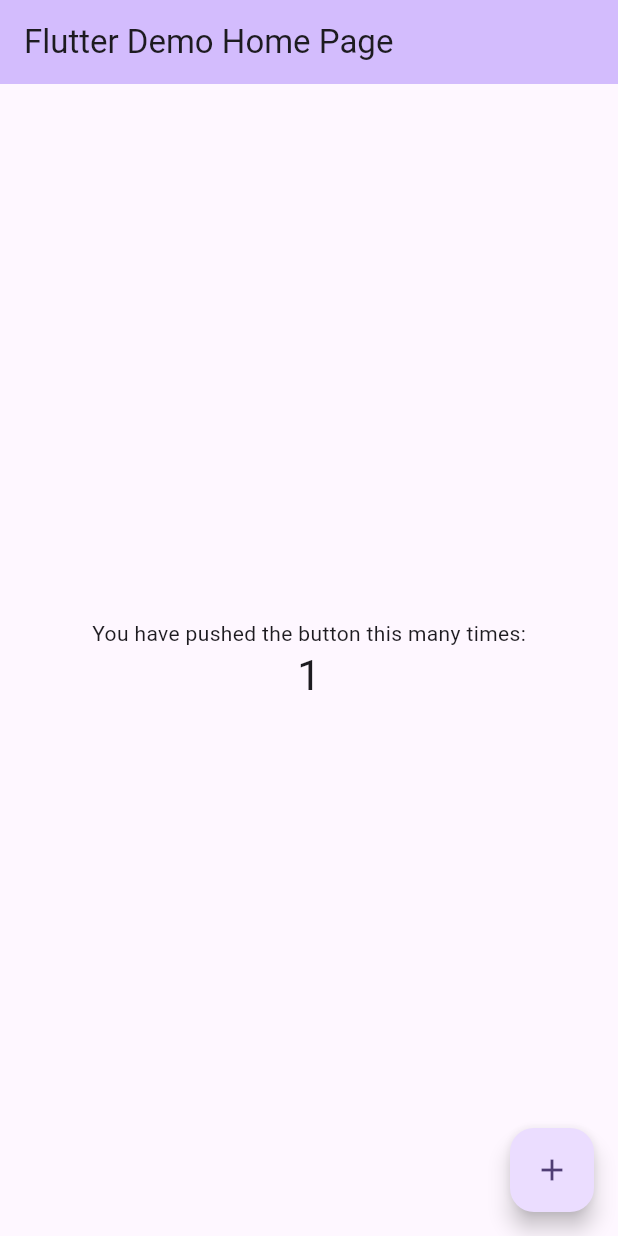
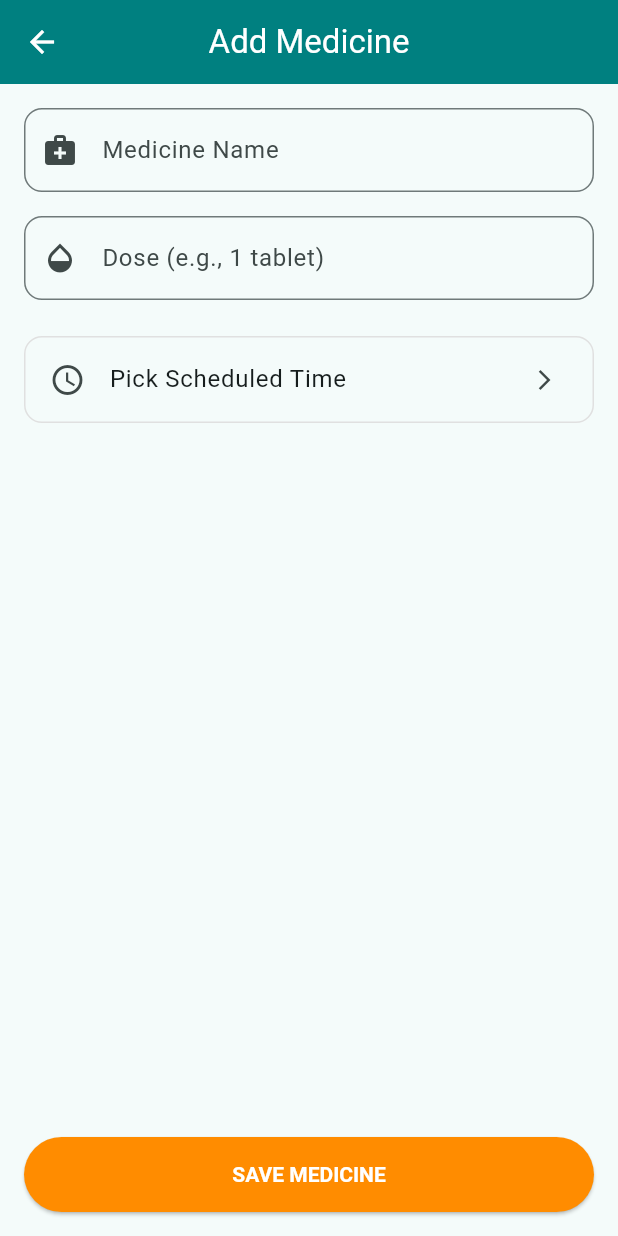
Before and after one commit to kunalkakasahebudhar/Medicine_Reminder, a Flutter app: the screen it shows after launch, after a tap on the "add" icon, on a phone screen of 412 x 824 dp. Run offline on Flutter 3.47's test engine with Material 3 defaults, Android fonts, the phone set to English and light mode, and no system bars; our stand-ins replace flutter_local_notifications, flutter_timezone, hive, hive_flutter, timezone; accounts and stored records are empty.

Commit message:
the structure and simple screen screens are ready

```diff
--- a/medicinereminderapp/analysis_options.yaml
+++ b/medicinereminderapp/analysis_options.yaml
@@ -7,6 +7,9 @@
 
 # The following line activates a set of recommended lints for Flutter apps,
 # packages, and plugins designed to encourage good coding practices.
+analyzer:
+  errors:
+    deprecated_member_use: ignore
 include: package:flutter_lints/flutter.yaml
 
 linter:
--- /dev/null
+++ b/medicinereminderapp/lib/core/constants.dart
@@ -0,0 +1,5 @@
+class AppConstants {
+  static const String appName = 'Medicine Reminder';
+  static const String boxName = 'medicinesBox';
+  static const String noMedicinesMsg = 'No medicines added yet';
+}
--- /dev/null
+++ b/medicinereminderapp/lib/core/theme.dart
@@ -0,0 +1,41 @@
+import 'package:flutter/material.dart';
+
+class AppTheme {
+  static const Color primaryTeal = Color(0xFF008080);
+  static const Color accentOrange = Color(0xFFFF8C00);
+
+  static ThemeData get lightTheme {
+    return ThemeData(
+      useMaterial3: true,
+      colorScheme: ColorScheme.fromSeed(
+        seedColor: primaryTeal,
+        primary: primaryTeal,
+        secondary: accentOrange,
+        onPrimary: Colors.white,
+      ),
+      appBarTheme: const AppBarTheme(
+        backgroundColor: primaryTeal,
+        foregroundColor: Colors.white,
+        centerTitle: true,
+      ),
+      floatingActionButtonTheme: const FloatingActionButtonThemeData(
+        backgroundColor: accentOrange,
+        foregroundColor: Colors.white,
+      ),
+      elevatedButtonTheme: ElevatedButtonThemeData(
+        style: ElevatedButton.styleFrom(
+          backgroundColor: accentOrange,
+          foregroundColor: Colors.white,
+          textStyle: const TextStyle(fontWeight: FontWeight.bold),
+        ),
+      ),
+      inputDecorationTheme: InputDecorationTheme(
+        border: OutlineInputBorder(borderRadius: BorderRadius.circular(12)),
+        focusedBorder: OutlineInputBorder(
+          borderRadius: BorderRadius.circular(12),
+          borderSide: const BorderSide(color: primaryTeal, width: 2),
+        ),
+      ),
+    );
+  }
+}
--- a/medicinereminderapp/lib/main.dart
+++ b/medicinereminderapp/lib/main.dart
@@ -1,121 +1,38 @@
 import 'package:flutter/material.dart';
+import 'package:provider/provider.dart';
+import 'core/theme.dart';
+import 'providers/medicine_provider.dart';
+import 'services/hive_service.dart';
+import 'services/notification_service.dart';
+import 'screens/home_screen.dart';
 
-void main() {
+void main() async {
+  WidgetsFlutterBinding.ensureInitialized();
+
+  // Initialize Hive
+  await HiveService.init();
+
+  // Initialize Notifications
+  await NotificationService.init();
+  await NotificationService.requestPermissions();
+
   runApp(const MyApp());
 }
 
 class MyApp extends StatelessWidget {
   const MyApp({super.key});
 
-  // This widget is the root of your application.
   @override
   Widget build(BuildContext context) {
-    return MaterialApp(
-      title: 'Flutter Demo',
-      theme: ThemeData(
-        // This is the theme of your application.
-        //
-        // TRY THIS: Try running your application with "flutter run". You'll see
-        // the application has a purple toolbar. Then, without quitting the app,
-        // try changing the seedColor in the colorScheme below to Colors.green
-        // and then invoke "hot reload" (save your changes or press the "hot
-        // reload" button in a Flutter-supported IDE, or press "r" if you used
-        // the command line to start the app).
-        //
-        // Notice that the counter didn't reset back to zero; the application
-        // state is not lost during the reload. To reset the state, use hot
-        // restart instead.
-        //
-        // This works for code too, not just values: Most code changes can be
-        // tested with just a hot reload.
-        colorScheme: .fromSeed(seedColor: Colors.deepPurple),
-      ),
-      home: const MyHomePage(title: 'Flutter Demo Home Page'),
-    );
-  }
-}
-
-class MyHomePage extends StatefulWidget {
-  const MyHomePage({super.key, required this.title});
-
-  // This widget is the home page of your application. It is stateful, meaning
-  // that it has a State object (defined below) that contains fields that affect
-  // how it looks.
-
-  // This class is the configuration for the state. It holds the values (in this
-  // case the title) provided by the parent (in this case the App widget) and
-  // used by the build method of the State. Fields in a Widget subclass are
-  // always marked "final".
-
-  final String title;
-
-  @override
-  State<MyHomePage> createState() => _MyHomePageState();
-}
-
-class _MyHomePageState extends State<MyHomePage> {
-  int _counter = 0;
-
-  void _incrementCounter() {
-    setState(() {
-      // This call to setState tells the Flutter framework that something has
-      // changed in this State, which causes it to rerun the build method below
-      // so that the display can reflect the updated values. If we changed
-      // _counter without calling setState(), then the build method would not be
-      // called again, and so nothing would appear to happen.
-      _counter++;
-    });
-  }
-
-  @override
-  Widget build(BuildContext context) {
-    // This method is rerun every time setState is called, for instance as done
-    // by the _incrementCounter method above.
-    //
-    // The Flutter framework has been optimized to make rerunning build methods
-    // fast, so that you can just rebuild anything that needs updating rather
-    // than having to individually change instances of widgets.
-    return Scaffold(
-      appBar: AppBar(
-        // TRY THIS: Try changing the color here to a specific color (to
-        // Colors.amber, perhaps?) and trigger a hot reload to see the AppBar
-        // change color while the other colors stay the same.
-        backgroundColor: Theme.of(context).colorScheme.inversePrimary,
-        // Here we take the value from the MyHomePage object that was created by
-        // the App.build method, and use it to set our appbar title.
-        title: Text(widget.title),
-      ),
-      body: Center(
-        // Center is a layout widget. It takes a single child and positions it
-        // in the middle of the parent.
-        child: Column(
-          // Column is also a layout widget. It takes a list of children and
-          // arranges them vertically. By default, it sizes itself to fit its
-          // children horizontally, and tries to be as tall as its parent.
-          //
-          // Column has various properties to control how it sizes itself and
-          // how it positions its children. Here we use mainAxisAlignment to
-          // center the children vertically; the main axis here is the vertical
-          // axis because Columns are vertical (the cross axis would be
-          // horizontal).
-          //
-          // TRY THIS: Invoke "debug painting" (choose the "Toggle Debug Paint"
-          // action in the IDE, or press "p" in the console), to see the
-          // wireframe for each widget.
-          mainAxisAlignment: .center,
-          children: [
-            const Text('You have pushed the button this many times:'),
-            Text(
-              '$_counter',
-              style: Theme.of(context).textTheme.headlineMedium,
-            ),
-          ],
-        ),
-      ),
-      floatingActionButton: FloatingActionButton(
-        onPressed: _incrementCounter,
-        tooltip: 'Increment',
-        child: const Icon(Icons.add),
+    return MultiProvider(
+      providers: [
+        ChangeNotifierProvider(create: (_) => MedicineProvider(HiveService())),
+      ],
+      child: MaterialApp(
+        title: 'Medicine Reminder',
+        debugShowCheckedModeBanner: false,
+        theme: AppTheme.lightTheme,
+        home: const HomeScreen(),
       ),
     );
   }
--- /dev/null
+++ b/medicinereminderapp/lib/models/medicine_model.dart
@@ -0,0 +1,29 @@
+import 'package:hive/hive.dart';
+
+part 'medicine_model.g.dart';
+
+@HiveType(typeId: 0)
+class MedicineModel extends HiveObject {
+  @HiveField(0)
+  final int id;
+
+  @HiveField(1)
+  final String name;
+
+  @HiveField(2)
+  final String dose;
+
+  @HiveField(3)
+  final int hour;
+
+  @HiveField(4)
+  final int minute;
+
+  MedicineModel({
+    required this.id,
+    required this.name,
+    required this.dose,
+    required this.hour,
+    required this.minute,
+  });
+}
--- /dev/null
+++ b/medicinereminderapp/lib/providers/medicine_provider.dart
@@ -0,0 +1,59 @@
+import 'package:flutter/material.dart';
+import '../models/medicine_model.dart';
+import '../services/hive_service.dart';
+import '../services/notification_service.dart';
+
+class MedicineProvider with ChangeNotifier {
+  final HiveService _hiveService;
+  List<MedicineModel> _medicines = [];
+
+  MedicineProvider(this._hiveService) {
+    _loadMedicines();
+  }
+
+  List<MedicineModel> get medicines => _medicines;
+
+  void _loadMedicines() {
+    _medicines = _hiveService.getMedicines();
+    _sortMedicines();
+    notifyListeners();
+  }
+
+  void _sortMedicines() {
+    _medicines.sort((a, b) {
+      if (a.hour != b.hour) {
+        return a.hour.compareTo(b.hour);
+      }
+      return a.minute.compareTo(b.minute);
+    });
+  }
+
+  Future<void> addMedicine(MedicineModel medicine) async {
+    print(
+      'Adding medicine: ${medicine.name} at ${medicine.hour}:${medicine.minute}',
+    );
+    await _hiveService.addMedicine(medicine);
+
+    // Schedule notification
+    try {
+      await NotificationService.scheduleNotification(
+        id: medicine.id,
+        title: 'Medicine Reminder',
+        body: 'Time to take ${medicine.name}',
+        hour: medicine.hour,
+        minute: medicine.minute,
+      );
+      print('Notification scheduled successfully for ${medicine.name}');
+    } catch (e) {
+      print('Error scheduling notification: $e');
+    }
+
+    _loadMedicines();
+  }
+
+  Future<void> deleteMedicine(int id) async {
+    await _hiveService.deleteMedicine(id);
+    await NotificationService.cancelNotification(id);
+    _loadMedicines();
+  }
+}
--- /dev/null
+++ b/medicinereminderapp/lib/screens/add_medicine_screen.dart
@@ -0,0 +1,122 @@
+import 'package:flutter/material.dart';
+import '../models/medicine_model.dart';
+import 'package:provider/provider.dart';
+import '../providers/medicine_provider.dart';
+
+class AddMedicineScreen extends StatefulWidget {
+  const AddMedicineScreen({super.key});
+
+  @override
+  State<AddMedicineScreen> createState() => _AddMedicineScreenState();
+}
+
+class _AddMedicineScreenState extends State<AddMedicineScreen> {
+  final _nameController = TextEditingController();
+  final _doseController = TextEditingController();
+  TimeOfDay? _selectedTime;
+
+  @override
+  void dispose() {
+    _nameController.dispose();
+    _doseController.dispose();
+    super.dispose();
+  }
+
+  Future<void> _pickTime() async {
+    final pickedTime = await showTimePicker(
+      context: context,
+      initialTime: TimeOfDay.now(),
+    );
+    if (pickedTime != null) {
+      setState(() {
+        _selectedTime = pickedTime;
+      });
+    }
+  }
+
+  void _saveMedicine() {
+    final name = _nameController.text.trim();
+    final dose = _doseController.text.trim();
+
+    if (name.isEmpty || dose.isEmpty || _selectedTime == null) {
+      ScaffoldMessenger.of(context).showSnackBar(
+        const SnackBar(
+          content: Text('Please fill all fields and pick a time'),
+          backgroundColor: Colors.red,
+        ),
+      );
+      return;
+    }
+
+    final newMedicine = MedicineModel(
+      id: DateTime.now().millisecondsSinceEpoch ~/ 1000,
+      name: name,
+      dose: dose,
+      hour: _selectedTime!.hour,
+      minute: _selectedTime!.minute,
+    );
+
+    context.read<MedicineProvider>().addMedicine(newMedicine);
+    Navigator.pop(context);
+
+    ScaffoldMessenger.of(context).showSnackBar(
+      const SnackBar(
+        content: Text('Medicine Added Successfully!'),
+        backgroundColor: Colors.green,
+      ),
+    );
+  }
+
+  @override
+  Widget build(BuildContext context) {
+    return Scaffold(
+      appBar: AppBar(title: const Text('Add Medicine')),
+      body: Padding(
+        padding: const EdgeInsets.all(16.0),
+        child: Column(
+          children: [
+            TextField(
+              controller: _nameController,
+              decoration: const InputDecoration(
+                labelText: 'Medicine Name',
+                prefixIcon: Icon(Icons.medical_services),
+              ),
+            ),
+            const SizedBox(height: 16),
+            TextField(
+              controller: _doseController,
+              decoration: const InputDecoration(
+                labelText: 'Dose (e.g., 1 tablet)',
+                prefixIcon: Icon(Icons.opacity),
+              ),
+            ),
+            const SizedBox(height: 24),
+            ListTile(
+              title: Text(
+                _selectedTime == null
+                    ? 'Pick Scheduled Time'
+                    : 'Time: ${_selectedTime!.format(context)}',
+              ),
+              leading: const Icon(Icons.access_time),
+              trailing: const Icon(Icons.arrow_forward_ios, size: 16),
+              onTap: _pickTime,
+              shape: RoundedRectangleBorder(
+                borderRadius: BorderRadius.circular(12),
+                side: BorderSide(color: Colors.grey.shade300),
+              ),
+            ),
+            const Spacer(),
+            SizedBox(
+              width: double.infinity,
+              height: 50,
+              child: ElevatedButton(
+                onPressed: _saveMedicine,
+                child: const Text('SAVE MEDICINE'),
+              ),
+            ),
+          ],
+        ),
+      ),
+    );
+  }
+}
--- /dev/null
+++ b/medicinereminderapp/lib/screens/home_screen.dart
@@ -0,0 +1,47 @@
+import 'package:flutter/material.dart';
+import 'package:provider/provider.dart';
+import '../providers/medicine_provider.dart';
+import '../core/constants.dart';
+import 'add_medicine_screen.dart';
+import '../widgets/medicine_tile.dart';
+
+class HomeScreen extends StatelessWidget {
+  const HomeScreen({super.key});
+
+  @override
+  Widget build(BuildContext context) {
+    return Scaffold(
+      appBar: AppBar(title: const Text(AppConstants.appName)),
+      body: Consumer<MedicineProvider>(
+        builder: (context, provider, child) {
+          if (provider.medicines.isEmpty) {
+            return const Center(
+              child: Text(
+                AppConstants.noMedicinesMsg,
+                style: TextStyle(fontSize: 18, color: Colors.grey),
+              ),
+            );
+          }
+
+          return ListView.builder(
+            padding: const EdgeInsets.all(12),
+            itemCount: provider.medicines.length,
+            itemBuilder: (context, index) {
+              final medicine = provider.medicines[index];
+              return MedicineTile(medicine: medicine);
+            },
+          );
+        },
+      ),
+      floatingActionButton: FloatingActionButton(
+        onPressed: () {
+          Navigator.push(
+            context,
+            MaterialPageRoute(builder: (_) => const AddMedicineScreen()),
+          );
+        },
+        child: const Icon(Icons.add),
+      ),
+    );
+  }
+}
--- /dev/null
+++ b/medicinereminderapp/lib/services/hive_service.dart
@@ -0,0 +1,26 @@
+import 'package:hive_flutter/hive_flutter.dart';
+import '../models/medicine_model.dart';
+import '../core/constants.dart';
+
+class HiveService {
+  static Future<void> init() async {
+    await Hive.initFlutter();
+    Hive.registerAdapter(MedicineModelAdapter());
+    await Hive.openBox<MedicineModel>(AppConstants.boxName);
+  }
+
+  Box<MedicineModel> get medicineBox =>
+      Hive.box<MedicineModel>(AppConstants.boxName);
+
+  List<MedicineModel> getMedicines() {
+    return medicineBox.values.toList();
+  }
+
+  Future<void> addMedicine(MedicineModel medicine) async {
+    await medicineBox.put(medicine.id, medicine);
+  }
+
+  Future<void> deleteMedicine(int id) async {
+    await medicineBox.delete(id);
+  }
+}
--- /dev/null
+++ b/medicinereminderapp/lib/services/notification_service.dart
@@ -0,0 +1,72 @@
+import 'package:flutter_local_notifications/flutter_local_notifications.dart';
+import 'package:timezone/timezone.dart' as tz;
+import 'package:timezone/data/latest.dart' as tz;
+import 'package:flutter_timezone/flutter_timezone.dart';
+
+class NotificationService {
+  static final FlutterLocalNotificationsPlugin _notificationsPlugin =
+      FlutterLocalNotificationsPlugin();
+
+  static Future<void> init() async {
+    tz.initializeTimeZones();
+    final String timeZoneName = await FlutterTimezone.getLocalTimezone();
+    tz.setLocalLocation(tz.getLocation(timeZoneName));
+
+    const AndroidInitializationSettings initializationSettingsAndroid =
+        AndroidInitializationSettings('@mipmap/ic_launcher');
+
+    const InitializationSettings initializationSettings =
+        InitializationSettings(android: initializationSettingsAndroid);
+
+    await _notificationsPlugin.initialize(initializationSettings);
+  }
+
+  static Future<void> scheduleNotification({
+    required int id,
+    required String title,
+    required String body,
+    required int hour,
+    required int minute,
+  }) async {
+    final now = DateTime.now();
+    var scheduledDate = DateTime(now.year, now.month, now.day, hour, minute);
+
+    if (scheduledDate.isBefore(now)) {
+      scheduledDate = scheduledDate.add(const Duration(days: 1));
+    }
+
+    await _notificationsPlugin.zonedSchedule(
+      id,
+      title,
+      body,
+      tz.TZDateTime.from(scheduledDate, tz.local),
+      const NotificationDetails(
+        android: AndroidNotificationDetails(
+          'medicine_reminder_channel',
+          'Medicine Reminders',
+          channelDescription: 'Channel for medicine reminders',
+          importance: Importance.max,
+          priority: Priority.high,
+        ),
+      ),
+      androidScheduleMode: AndroidScheduleMode.exactAllowWhileIdle,
+      uiLocalNotificationDateInterpretation:
+          UILocalNotificationDateInterpretation.absoluteTime,
+      matchDateTimeComponents: DateTimeComponents.time,
+    );
+  }
+
+  static Future<void> cancelNotification(int id) async {
+    await _notificationsPlugin.cancel(id);
+  }
+
+  static Future<void> requestPermissions() async {
+    final AndroidFlutterLocalNotificationsPlugin? androidImplementation =
+        _notificationsPlugin
+            .resolvePlatformSpecificImplementation<
+              AndroidFlutterLocalNotificationsPlugin
+            >();
+    await androidImplementation?.requestNotificationsPermission();
+    await androidImplementation?.requestExactAlarmsPermission();
+  }
+}
```
Also changed, not shown: medicinereminderapp/lib/widgets/medicine_tile.dart (added, +88 -0 lines), medicinereminderapp/pubspec.yaml (+10 -8 lines), medicinereminderapp/lib/models/medicine_model.g.dart (added), medicinereminderapp/pubspec.lock, 4 other files.
